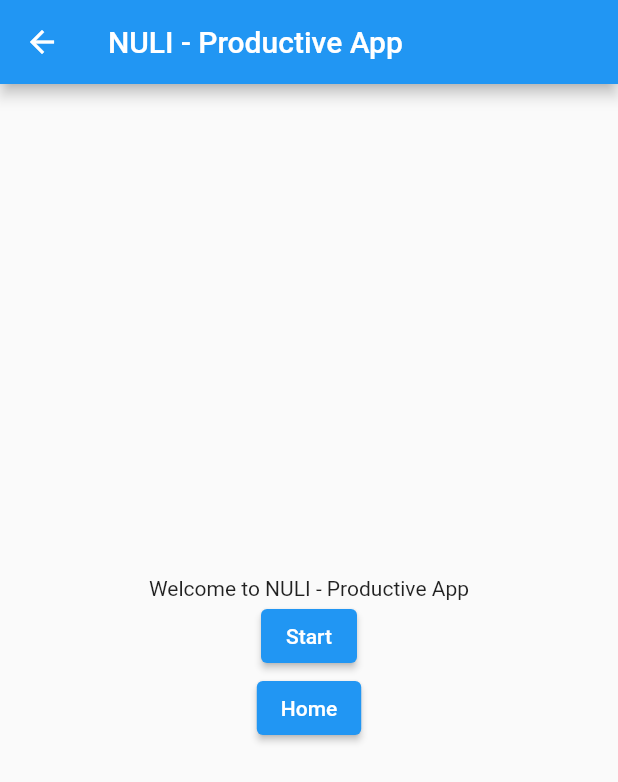
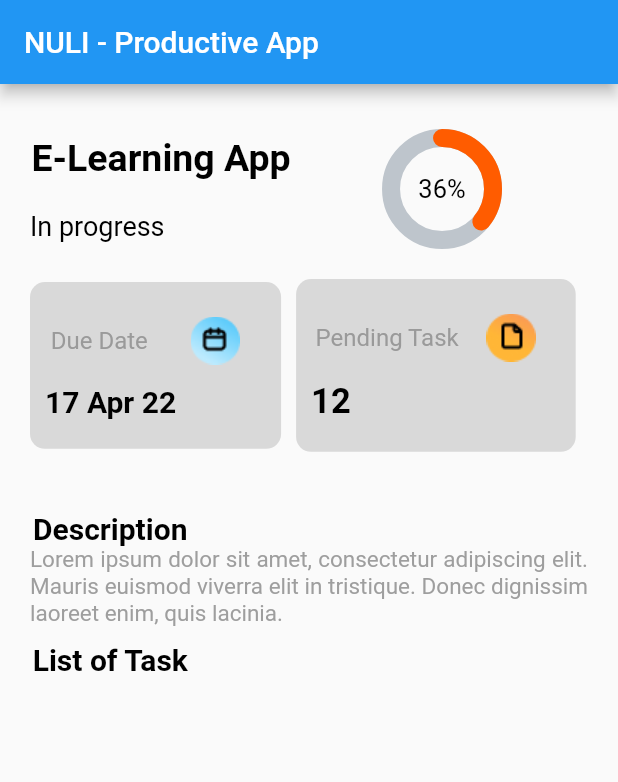
Before and after one commit to michaus-coder/todolistapp, a Flutter app: the screen it shows after launch, on a phone screen of 412 x 824 dp. Shown: the top 782 px of the screen. Run offline on Flutter 3.47's test engine with Material 2 defaults, Android fonts, the phone set to English and light mode, and no system bars; drawn by our look-alikes of percent_indicator; our stand-ins replace firebase_core; accounts and stored records are empty.

Commit message:
bryan project detail conflict merge

```diff
--- a/lib/main.dart
+++ b/lib/main.dart
@@ -1,4 +1,8 @@
 import 'package:flutter/material.dart';
+import 'package:nuli/pages/AddEditTask.dart';
+import 'package:nuli/pages/ProjectDetail.dart';
+import 'package:nuli/pages/TaskDetail.dart';
+import 'package:nuli/pages/WelcomePage2.dart';
 import 'package:nuli/pages/WelcomeScreen.dart';
 import 'package:nuli/pages/LoginScreen.dart';
 
@@ -19,12 +23,16 @@ class _MyAppState extends State<MyApp> {
     return MaterialApp(
       title: "NULI - Productive App",
       debugShowCheckedModeBanner: false,
-      initialRoute: '/welcome',
+      initialRoute: '/detail_project',
       routes: {
         '/welcome': (context) => WelcomeScreen(),
+        '/welcome2': (context) => const WelcomePage2(),
+        '/detail_task': (context) => const TaskDetail(),
+        '/detail_project': (context) => const ProjectDetail(),
+        '/add_edit_task': (context) => const AddEditTask(),
         '/login': (context) => const LoginScreen(),
       },
-      home: new WelcomeScreen(),
+      home: new TaskDetail(),
     );
   }
 }
--- /dev/null
+++ b/lib/pages/ProjectDetail.dart
@@ -0,0 +1,189 @@
+import 'package:flutter/material.dart';
+import 'package:percent_indicator/circular_percent_indicator.dart';
+
+class ProjectDetail extends StatefulWidget {
+  const ProjectDetail({Key? key}) : super(key: key);
+
+  @override
+  State<ProjectDetail> createState() => _ProjectDetailState();
+}
+
+class _ProjectDetailState extends State<ProjectDetail> {
+  @override
+  Widget build(BuildContext context) {
+    return MaterialApp(
+      title: "NULI - Productive App",
+      home: Scaffold(
+          appBar: AppBar(
+            title: const Text('NULI - Productive App'),
+          ),
+          body: SingleChildScrollView(
+            padding: EdgeInsets.all(20),
+            child: Container(
+              margin: EdgeInsets.symmetric(vertical: 10),
+              child: Column(
+                children: [
+                  Row(children: [
+                    Column(
+                      children: [
+                        Text(
+                          "E-Learning App",
+                          style: TextStyle(
+                              fontSize: 25,
+                              fontWeight: FontWeight.bold,
+                              color: Colors.black),
+                        ),
+                        Container(
+                          padding: EdgeInsets.fromLTRB(0, 20, 85, 0),
+                          child: Text(
+                            "In progress",
+                            style: TextStyle(fontSize: 18, color: Colors.black),
+                          ),
+                        ),
+                      ],
+                    ),
+                    Container(
+                      padding: EdgeInsets.fromLTRB(60, 0, 0, 0),
+                      child: CircularPercentIndicator(
+                        radius: 40,
+                        lineWidth: 12,
+                        percent: 0.36,
+                        progressColor: Color(0xFFFF5C00),
+                        backgroundColor: Color(0xFFBEC5CC),
+                        circularStrokeCap: CircularStrokeCap.round,
+                        center: const Text(
+                          '36%',
+                          style: TextStyle(fontSize: 17, color: Colors.black),
+                        ),
+                      ),
+                    )
+                  ]),
+                  Container(
+                    padding: EdgeInsets.symmetric(horizontal: 0, vertical: 20),
+                    child: Container(
+                      child: Row(
+                        children: [
+                          Container(
+                            padding: EdgeInsets.symmetric(
+                                horizontal: 10, vertical: 10),
+                            decoration: BoxDecoration(
+                              color: Color(0xFFD9D9D9),
+                              borderRadius: BorderRadius.circular(10),
+                            ),
+                            child: Column(
+                              children: [
+                                Row(
+                                  children: [
+                                    Container(
+                                      child: Text(
+                                        "Due Date",
+                                        style: TextStyle(
+                                            fontSize: 16,
+                                            color: Color(0xFF9A9A9A)),
+                                      ),
+                                    ),
+                                    Container(
+                                      padding: EdgeInsets.only(left: 15),
+                                      child: Image.asset(
+                                          "assets/nuli/icon/calendar-bluebg.png",
+                                          width: 60),
+                                    ),
+                                  ],
+                                ),
+                                Container(
+                                  padding: EdgeInsets.fromLTRB(0, 0, 60, 10),
+                                  child: Text(
+                                    "17 Apr 22",
+                                    style: TextStyle(
+                                        fontSize: 20,
+                                        color: Colors.black,
+                                        fontWeight: FontWeight.bold),
+                                  ),
+                                )
+                              ],
+                            ),
+                          ),
+                          Container(
+                            padding: EdgeInsets.symmetric(
+                                horizontal: 10, vertical: 10),
+                            margin: EdgeInsets.only(left: 10),
+                            decoration: BoxDecoration(
+                              color: Color(0xFFD9D9D9),
+                              borderRadius: BorderRadius.circular(10),
+                            ),
+                            child: Column(
+                              children: [
+                                Row(
+                                  children: [
+                                    Container(
+                                      child: Text(
+                                        "Pending Task",
+                                        style: TextStyle(
+                                            fontSize: 16,
+                                            color: Color(0xFF9A9A9A)),
+                                      ),
+                                    ),
+                                    Container(
+                                      padding: EdgeInsets.only(left: 5),
+                                      child: Image.asset(
+                                          "assets/nuli/icon/file-yellowbg.png",
+                                          width: 60),
+                                    ),
+                                  ],
+                                ),
+                                Container(
+                                  padding: EdgeInsets.fromLTRB(0, 0, 140, 10),
+                                  child: Text(
+                                    "12",
+                                    style: TextStyle(
+                                        fontSize: 23,
+                                        color: Colors.black,
+                                        fontWeight: FontWeight.bold),
+                                  ),
+                                )
+                              ],
+                            ),
+                          )
+                        ],
+                      ),
+                    ),
+                  ),
+                  Container(
+                    padding: EdgeInsets.fromLTRB(0, 20, 0, 0),
+                    child: Column(
+                      children: [
+                        Container(
+                          padding: EdgeInsets.fromLTRB(0, 0, 265, 0),
+                          child: const Text(
+                            "Description",
+                            style: TextStyle(
+                                fontSize: 20,
+                                fontWeight: FontWeight.bold,
+                                color: Colors.black),
+                          ),
+                        ),
+                        Container(
+                          child: const Text(
+                            "Lorem ipsum dolor sit amet, consectetur adipiscing elit. Mauris euismod viverra elit in tristique. Donec dignissim laoreet enim, quis lacinia.",
+                            style: TextStyle(fontSize: 15, color: Colors.grey),
+                            textAlign: TextAlign.justify,
+                          ),
+                        ),
+                      ],
+                    ),
+                  ),
+                  Container(
+                    padding: EdgeInsets.fromLTRB(0, 10, 265, 0),
+                    child: const Text("List of Task",
+                        style: TextStyle(
+                            fontSize: 20,
+                            fontWeight: FontWeight.bold,
+                            color: Colors.black)),
+                  ),
+                ],
+              ),
+            ),
+          )),
+    );
+  }
+}
--- a/lib/pages/TaskDetail.dart
+++ b/lib/pages/TaskDetail.dart
@@ -1 +1,15 @@
 import 'package:flutter/material.dart';
+
+class TaskDetail extends StatefulWidget {
+  const TaskDetail({Key? key}) : super(key: key);
+
+  @override
+  State<TaskDetail> createState() => _TaskDetailState();
+}
+
+class _TaskDetailState extends State<TaskDetail> {
+  @override
+  Widget build(BuildContext context) {
+    return Container();
+  }
+}
```
Also changed, not shown: pubspec.yaml (+1 -6 lines), assets/nuli/icon/dots.png (added), pubspec.lock, 1 other file.
